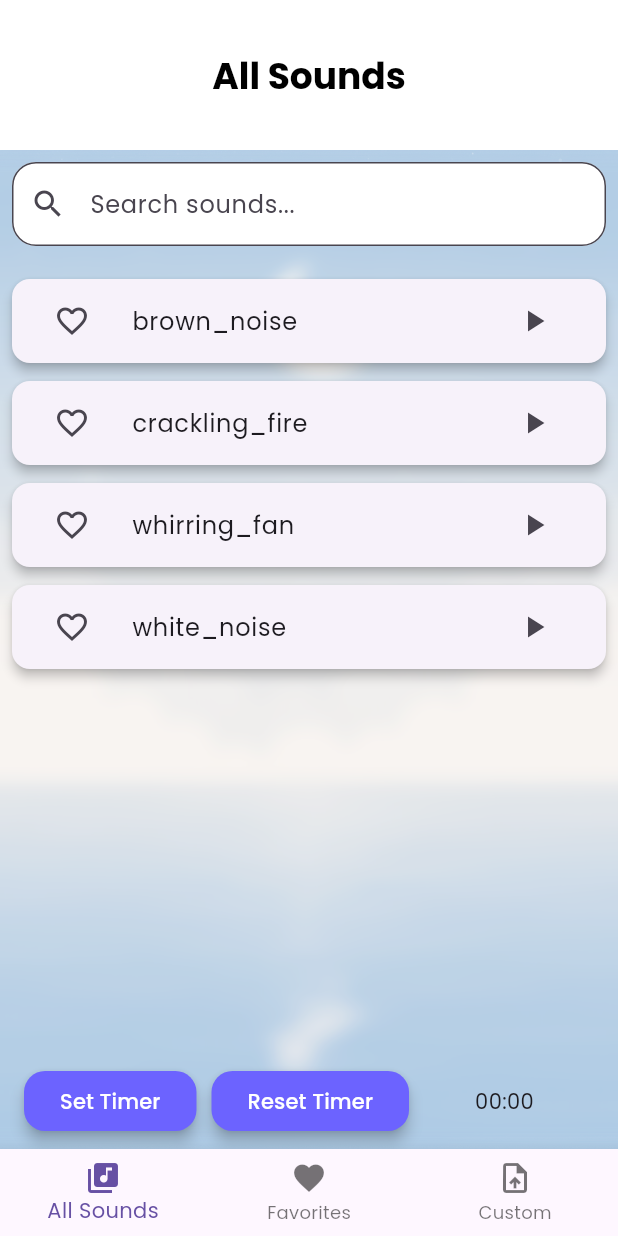
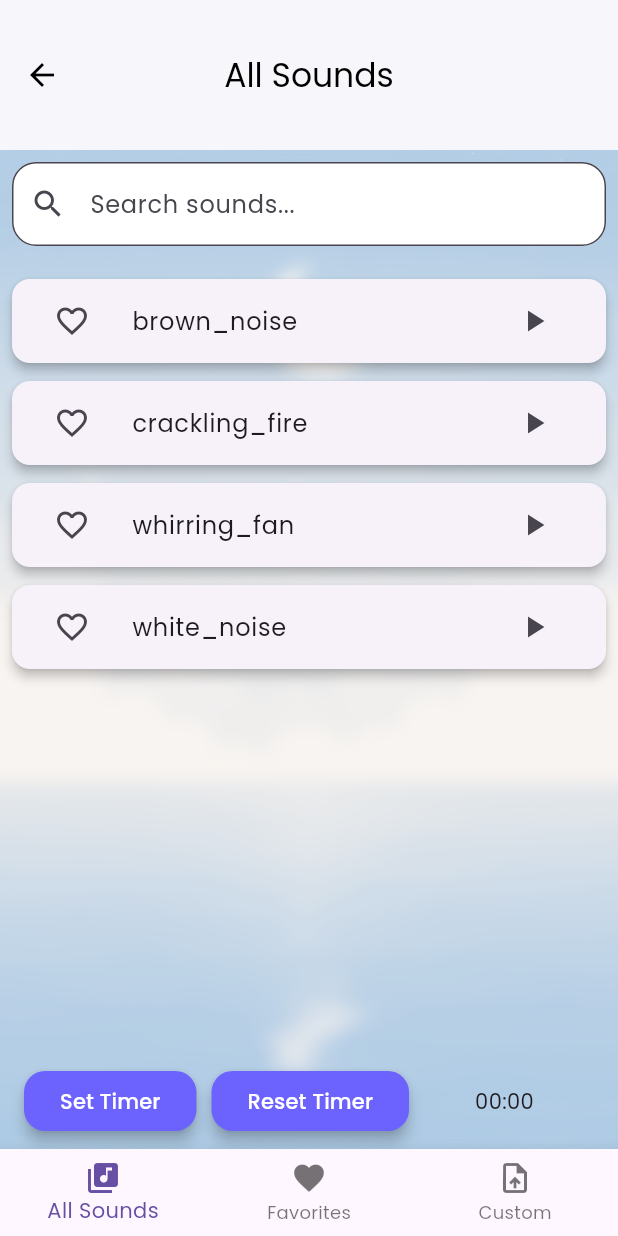
Before and after one commit to evanlee2212/sleep_tracker, a Flutter app: the SoundTabs screen opened directly, on a phone screen of 412 x 824 dp. Run offline on Flutter 3.47's test engine with Material 3 defaults, Android fonts, the phone set to English and light mode, and no system bars; our stand-ins replace audioplayers, awesome_notifications, cloud_firestore, firebase_auth, firebase_core, fl_chart and 5 more; missing offline and left inert: usage_stats; accounts and stored records are empty.

Commit message:
fixed the debug flag and added the back button and functionality
fixed the debug flag and added the back button and functionality

```diff
--- a/lib/dreams/views/sounds.dart
+++ b/lib/dreams/views/sounds.dart
@@ -1,23 +1,24 @@
 import 'package:flutter/material.dart';
+import 'package:flutter/services.dart';
 import 'package:audioplayers/audioplayers.dart';
 import 'package:shared_preferences/shared_preferences.dart';
 import 'dart:async';
 import 'dart:math';
 import '../../components/theme.dart';
 
-void main() => runApp(const SleepSoundApp());
+// void main() => runApp(const SleepSoundApp());
 
-class SleepSoundApp extends StatelessWidget {
-  const SleepSoundApp({super.key});
+class SleepSoundPage extends StatelessWidget {
+  const SleepSoundPage({super.key});
 
   @override
   Widget build(BuildContext context) {
-    return MaterialApp(
-      theme: AppTheme.lightTheme,
-      home: const SoundTabs(),
+    return Scaffold(
+      body: SoundTabs(),
     );
   }
 }
+
 
 class SoundTabs extends StatefulWidget {
   const SoundTabs({super.key});
@@ -30,10 +31,21 @@ class _SoundTabsState extends State<SoundTabs> {
   int _selectedIndex = 0;
   List<String> favorites = [];
 
+  final List<String> _titles = ['All Sounds', 'Favorites', 'Custom'];
+
   @override
   void initState() {
     super.initState();
     _loadFavorites();
+
+    // 🔹 Status bar dark icons for white AppBar
+    SystemChrome.setSystemUIOverlayStyle(
+      SystemUiOverlayStyle.dark.copyWith(
+        statusBarColor: Colors.white,
+        statusBarIconBrightness: Brightness.dark,
+        statusBarBrightness: Brightness.light,
+      ),
+    );
   }
 
   void _loadFavorites() async {
@@ -52,7 +64,21 @@ class _SoundTabsState extends State<SoundTabs> {
   @override
   Widget build(BuildContext context) {
     return Scaffold(
-      appBar: AppTheme.buildAppBar(['All Sounds', 'Favorites', 'Custom'][_selectedIndex]),
+      appBar: AppBar(
+        backgroundColor: Colors.white,
+        elevation: 1,
+        centerTitle: true,
+        iconTheme: const IconThemeData(color: Colors.black),
+        title: Text(
+          _titles[_selectedIndex],
+          style: const TextStyle(color: Colors.black),
+        ),
+        leading: IconButton(
+          icon: const Icon(Icons.arrow_back),
+          onPressed: () => Navigator.pop(context), // ⬅️ This will now go back to ResourcesPage
+        ),
+      ),
+
       body: BackgroundWrapper(
         child: IndexedStack(
           index: _selectedIndex,
@@ -75,6 +101,7 @@ class _SoundTabsState extends State<SoundTabs> {
     );
   }
 }
+
 
 class EqualizerPainter extends CustomPainter {
   final List<double> bars;
```
